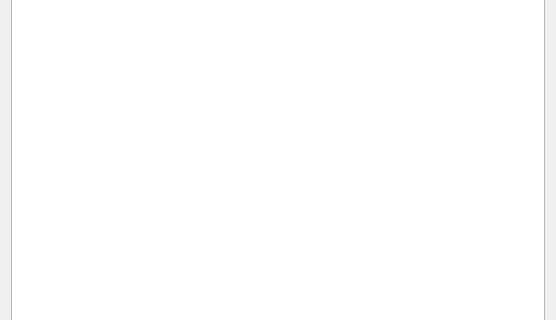
First picture: the form in tools/paint/pywidgetmenu.ui, repository nci/drishti, before the edit; both pictures show x 0 to 556 and y 118 to 438 of the 556 by 533 pixel window.
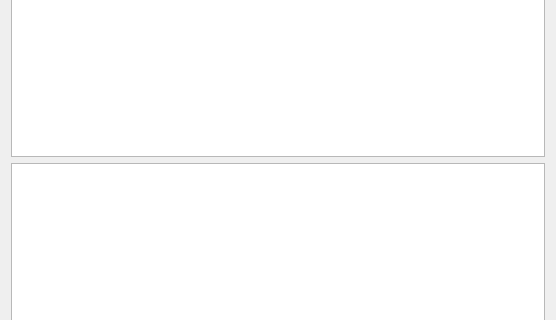
Second picture: the form after the edit.

Patch:
```diff
--- a/tools/paint/pywidgetmenu.ui
+++ b/tools/paint/pywidgetmenu.ui
@@ -72,6 +72,9 @@
      </column>
     </widget>
    </item>
+   <item>
+    <widget class="QTextEdit" name="textEdit"/>
+   </item>
    <item>
     <widget class="QPushButton" name="runScript">
      <property name="font">
```
Left out of the diff: 2 changed lines with no effect on the pictures.
